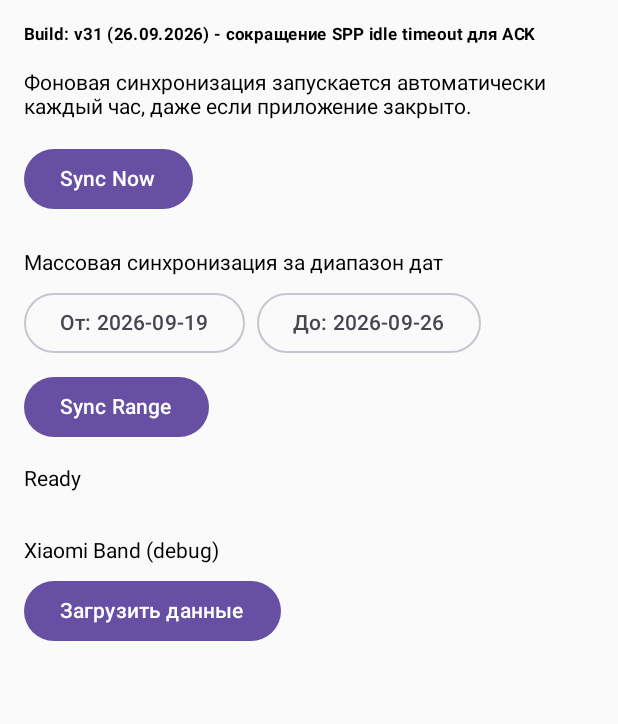
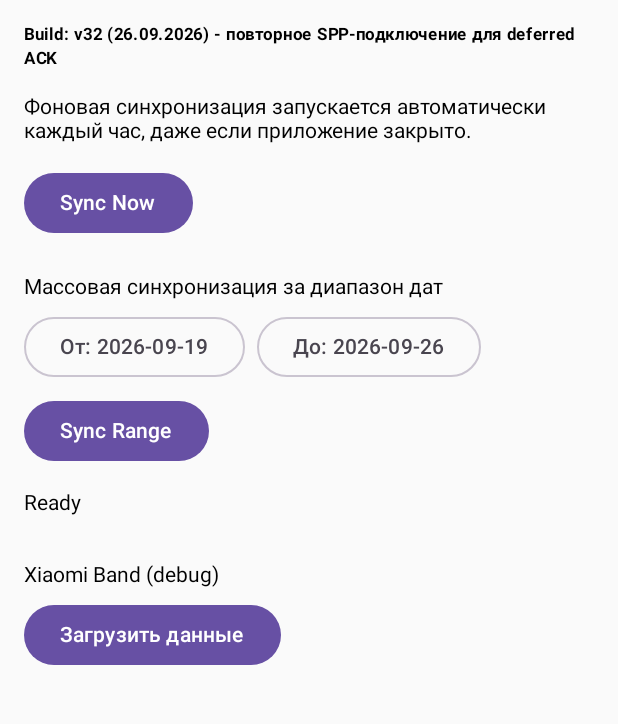
Before and after one commit to vsuh/sleepmon, an Android app built with Jetpack Compose: the screen it shows after launch (MainActivity), on a phone screen of 412 x 824 dp, the part 73-797 px from its top. Run offline under Robolectric (Android 15) with nearby library versions, the light colour scheme and no system bars; libraries missing offline, so code that uses them is left out: androidx.health.connect; pictures from the network do not load; 3 statements that could not run were skipped.

Commit message:
Bump Android build tag to v32 for deferred ACK reconnect

```diff
--- a/android_sync_app/app/src/main/java/com/example/sleepmonitorsync/MainActivity.kt
+++ b/android_sync_app/app/src/main/java/com/example/sleepmonitorsync/MainActivity.kt
@@ -46,7 +46,7 @@ class MainActivity : ComponentActivity() {
          * 2026-09-15 - see 10-projects/sleep-monitor/task.md "process rule" entry).
          * Format: "vN (ДД.ММ.ГГГГ) - краткое описание изменения".
          */
-        const val APP_BUILD_TAG = "v31 (26.09.2026) - сокращение SPP idle timeout для ACK"
+        const val APP_BUILD_TAG = "v32 (26.09.2026) - повторное SPP-подключение для deferred ACK"
     }
 
     private val permissions = setOf(
```
